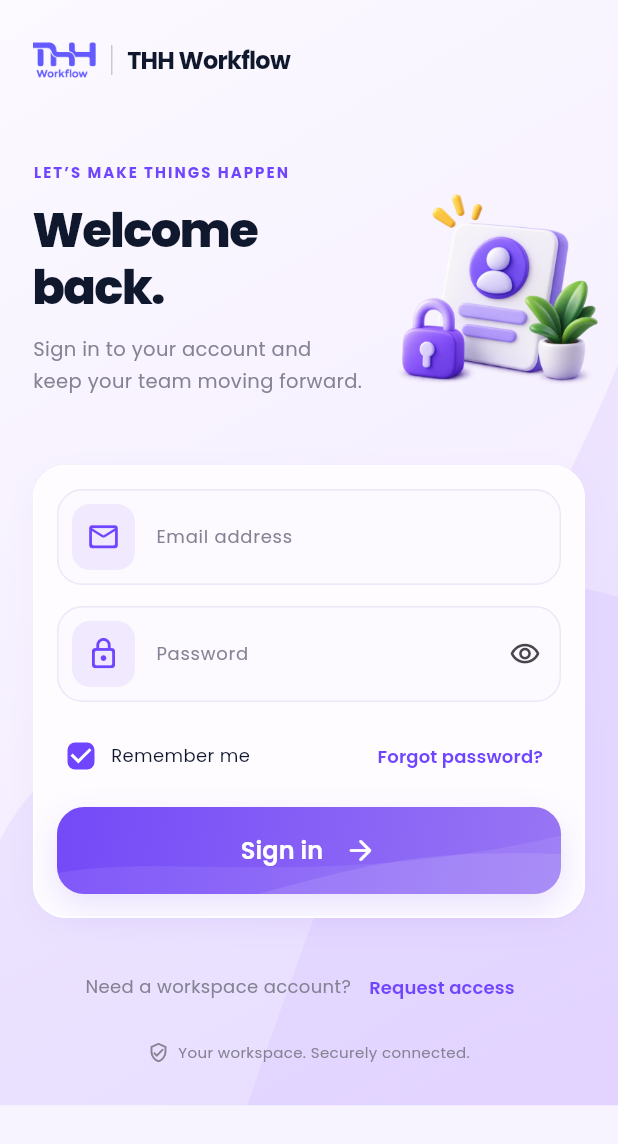
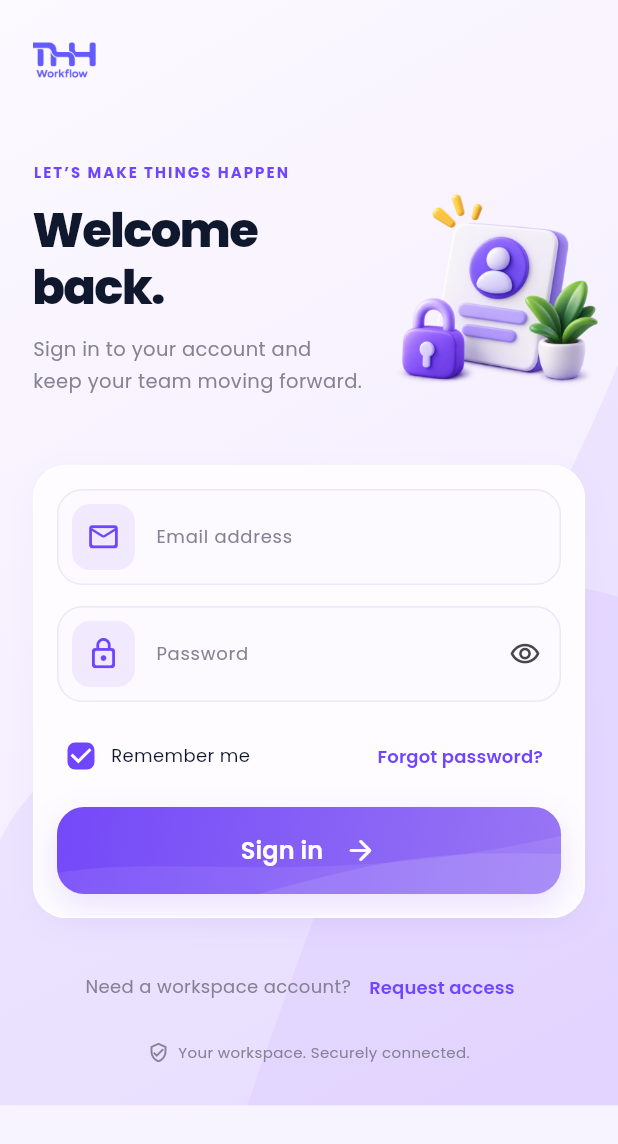
Before and after one commit to kimheangcs/THH-Company, a Flutter app: the screen it shows after launch, on a phone screen of 412 x 824 dp. Shown: the top 1144 px of the screen. Run offline on Flutter 3.47's test engine with Material 3 defaults, Android fonts, the phone set to English and light mode, and no system bars; our stand-ins replace dio, flutter_secure_storage; missing offline and left inert: flutter_file_dialog.

Commit message:
Remove repeated logo titles and fix chip label contrast

```diff
--- a/frontend/lib/core/design/app_theme.dart
+++ b/frontend/lib/core/design/app_theme.dart
@@ -34,12 +34,20 @@ class AppTheme {
     chipTheme: ChipThemeData(
       backgroundColor: const Color(0xFFFCFAFF),
       selectedColor: const Color(0xFFECE2FF),
+      checkmarkColor: Colors.black,
       side: const BorderSide(color: line),
       shape: RoundedRectangleBorder(borderRadius: BorderRadius.circular(12)),
       labelStyle: const TextStyle(
         fontFamily: 'Poppins',
         fontSize: 12,
         fontWeight: FontWeight.w500,
+        color: Colors.black,
+      ),
+      secondaryLabelStyle: const TextStyle(
+        fontFamily: 'Poppins',
+        fontSize: 12,
+        fontWeight: FontWeight.w500,
+        color: Colors.black,
       ),
     ),
     dialogTheme: DialogThemeData(
--- a/frontend/lib/core/design/brand_widgets.dart
+++ b/frontend/lib/core/design/brand_widgets.dart
@@ -1,15 +1,16 @@
 import 'package:flutter/material.dart';
-
-import 'app_theme.dart';
 
 class WorkflowBrand extends StatelessWidget {
   final bool compact;
   const WorkflowBrand({super.key, this.compact = false});
   @override
-  Widget build(BuildContext context) => Row(
-    mainAxisSize: MainAxisSize.min,
-    children: [
-      SizedBox(
+  Widget build(BuildContext context) => Semantics(
+    label: 'THH Workflow',
+    image: true,
+    child: Align(
+      alignment: Alignment.centerLeft,
+      widthFactor: 1,
+      child: SizedBox(
         width: compact ? 36 : 42,
         height: 32,
         child: ClipRect(
@@ -25,27 +26,7 @@ class WorkflowBrand extends StatelessWidget {
           ),
         ),
       ),
-      Container(
-        height: 20,
-        width: 1,
-        margin: const EdgeInsets.symmetric(horizontal: 10),
-        color: AppTheme.muted.withValues(alpha: .4),
-      ),
-      Flexible(
-        child: Text(
-          'THH Workflow',
-          maxLines: 1,
-          overflow: TextOverflow.ellipsis,
-          style: TextStyle(
-            fontFamily: 'Poppins',
-            fontSize: compact ? 13 : 16,
-            fontWeight: FontWeight.w700,
-            color: AppTheme.ink,
-            letterSpacing: -.5,
-          ),
-        ),
-      ),
-    ],
+    ),
   );
 }
 
```
Also changed, not shown: frontend/lib/features/workspace/workspace_screen.dart (+0 -22 lines).
